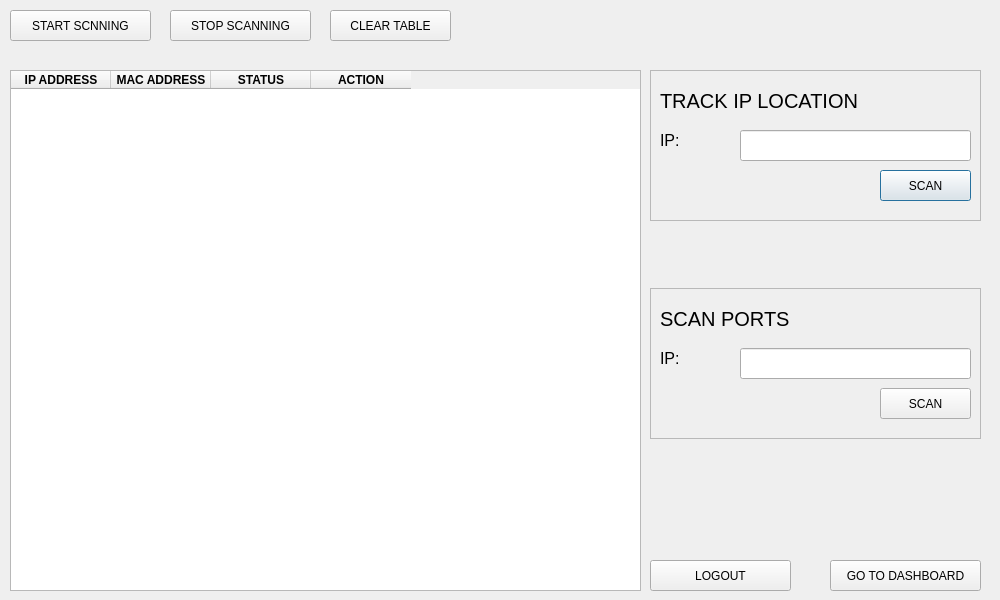
This is view/connections.ui in manuelkwizera/network-intrusion-detection-system as Qt 5 draws it before an edit. The edited form follows.
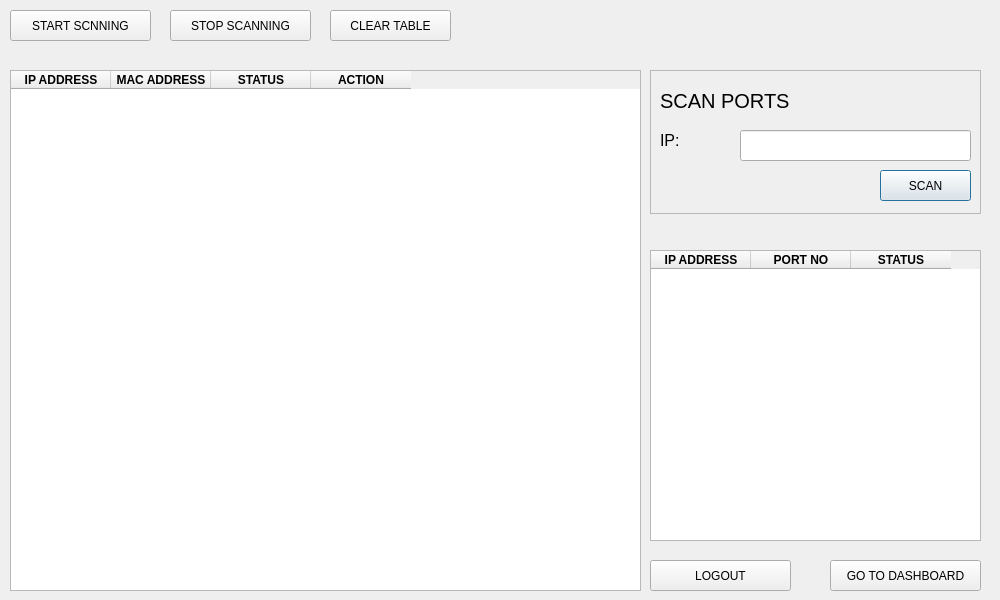
This is the edited form.

Commit message: incorporating with port scanning feature

```diff
--- a/view/connections.ui
+++ b/view/connections.ui
@@ -67,87 +67,13 @@
     </property>
    </column>
   </widget>
-  <widget class="QFrame" name="frame_2">
-   <property name="geometry">
-    <rect>
-     <x>650</x>
-     <y>70</y>
-     <width>331</width>
-     <height>151</height>
-    </rect>
-   </property>
-   <property name="frameShape">
-    <enum>QFrame::StyledPanel</enum>
-   </property>
-   <property name="frameShadow">
-    <enum>QFrame::Raised</enum>
-   </property>
-   <widget class="QLabel" name="label_6">
-    <property name="geometry">
-     <rect>
-      <x>10</x>
-      <y>10</y>
-      <width>261</width>
-      <height>41</height>
-     </rect>
-    </property>
-    <property name="styleSheet">
-     <string notr="true">font-size: 15pt;</string>
-    </property>
-    <property name="text">
-     <string>TRACK IP LOCATION</string>
-    </property>
-   </widget>
-   <widget class="QPushButton" name="get_ip_info_button">
-    <property name="geometry">
-     <rect>
-      <x>230</x>
-      <y>100</y>
-      <width>91</width>
-      <height>31</height>
-     </rect>
-    </property>
-    <property name="styleSheet">
-     <string notr="true"/>
-    </property>
-    <property name="text">
-     <string>SCAN</string>
-    </property>
-   </widget>
-   <widget class="QLineEdit" name="ip_address_input">
-    <property name="geometry">
-     <rect>
-      <x>90</x>
-      <y>60</y>
-      <width>231</width>
-      <height>31</height>
-     </rect>
-    </property>
-   </widget>
-   <widget class="QLabel" name="label_4">
-    <property name="geometry">
-     <rect>
-      <x>10</x>
-      <y>50</y>
-      <width>71</width>
-      <height>41</height>
-     </rect>
-    </property>
-    <property name="styleSheet">
-     <string notr="true">font-size: 12pt;</string>
-    </property>
-    <property name="text">
-     <string>IP:</string>
-    </property>
-   </widget>
-  </widget>
   <widget class="QFrame" name="frame_3">
    <property name="geometry">
     <rect>
      <x>650</x>
-     <y>288</y>
+     <y>70</y>
      <width>331</width>
-     <height>151</height>
+     <height>144</height>
     </rect>
    </property>
    <property name="frameShape">
@@ -188,7 +114,7 @@
      <string>SCAN</string>
     </property>
    </widget>
-   <widget class="QLineEdit" name="ip_address_input_2">
+   <widget class="QLineEdit" name="ip_address_input">
     <property name="geometry">
      <rect>
       <x>90</x>
@@ -286,6 +212,49 @@
     <string>CLEAR TABLE</string>
    </property>
   </widget>
+  <widget class="QTableWidget" name="port_scan_table">
+   <property name="geometry">
+    <rect>
+     <x>650</x>
+     <y>250</y>
+     <width>331</width>
+     <height>291</height>
+    </rect>
+   </property>
+   <column>
+    <property name="text">
+     <string>IP ADDRESS</string>
+    </property>
+    <property name="font">
+     <font>
+      <weight>75</weight>
+      <bold>true</bold>
+     </font>
+    </property>
+   </column>
+   <column>
+    <property name="text">
+     <string>PORT NO</string>
+    </property>
+    <property name="font">
+     <font>
+      <weight>75</weight>
+      <bold>true</bold>
+     </font>
+    </property>
+   </column>
+   <column>
+    <property name="text">
+     <string>STATUS</string>
+    </property>
+    <property name="font">
+     <font>
+      <weight>75</weight>
+      <bold>true</bold>
+     </font>
+    </property>
+   </column>
+  </widget>
  </widget>
  <resources/>
  <connections/>
```
Left out of the diff: 2 changed lines with no effect on the pictures. The commit also changes 41 other files.
